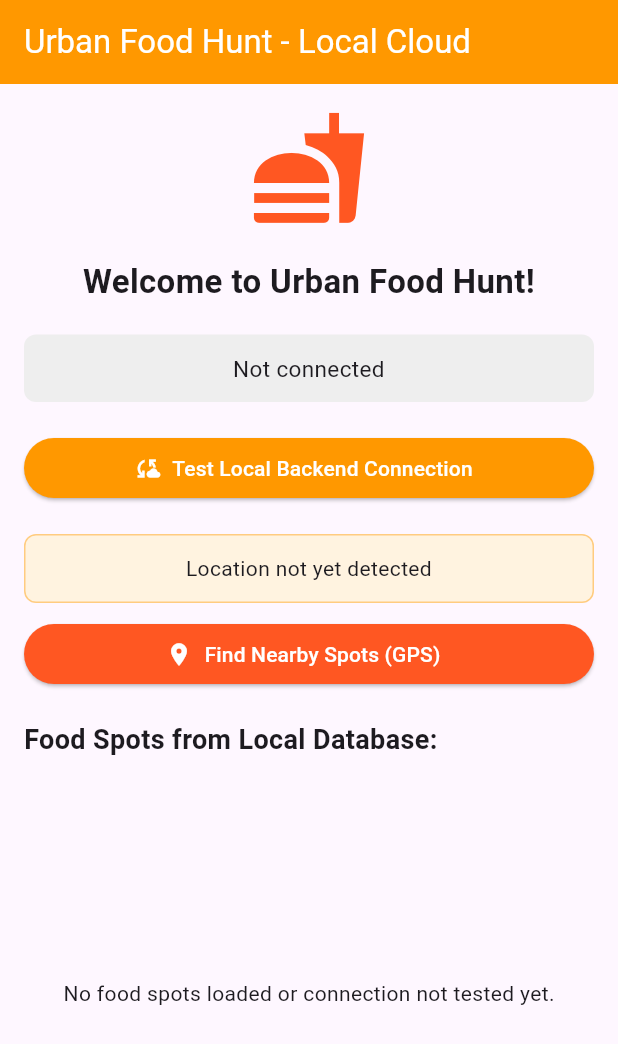
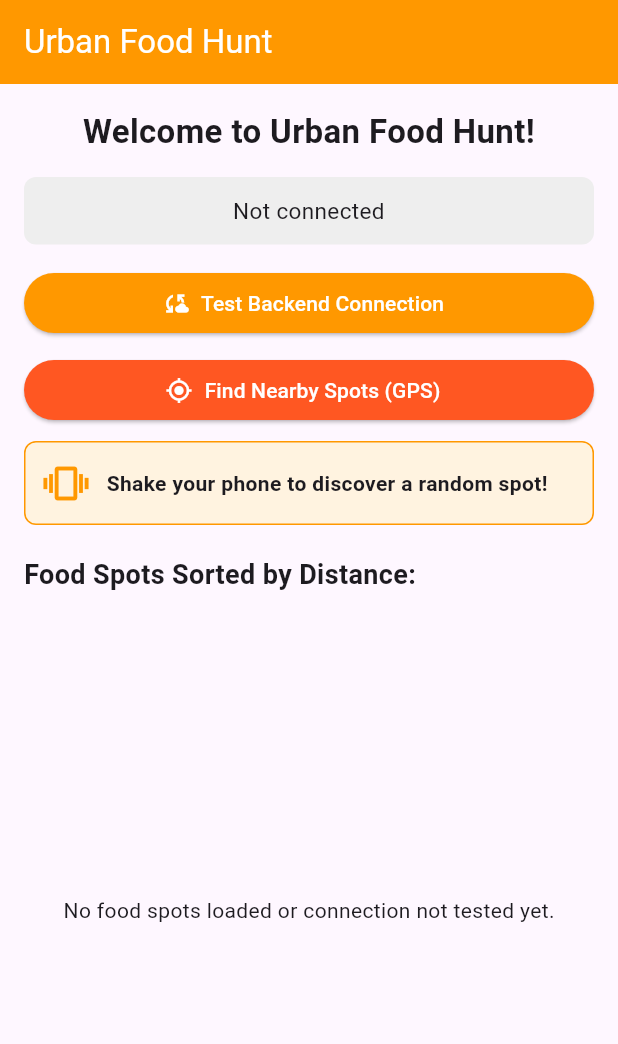
Before and after one commit to martinaligorio/UrbanFoodHunt, a Flutter app: the screen it shows after launch, on a phone screen of 412 x 824 dp. Shown: the top 1044 px of the screen. Run offline on Flutter 3.47's test engine with Material 3 defaults, Android fonts, the phone set to English and light mode, and no system bars; our stand-ins replace geolocator, sensors_plus.

Commit message:
Added a "random local choice" feature using the shake gesture

```diff
--- a/Frontend/lib/main.dart
+++ b/Frontend/lib/main.dart
@@ -1,7 +1,10 @@
 import 'package:flutter/material.dart';
 import 'package:http/http.dart' as http;
 import 'dart:convert';
+import 'dart:async';
+import 'dart:math';
 import 'package:geolocator/geolocator.dart'; // Required for GPS tracking (Requirement 5)
+import 'package:sensors_plus/sensors_plus.dart'; // Required for accelerometer sensor (Requirement 4)
 
 /// Main entry point of the Flutter application.
 void main() {
@@ -33,7 +36,7 @@ class HomeScreen extends StatefulWidget {
 
 class _HomeScreenState extends State<HomeScreen> {
   // Backend URL configuration (Requirement 9)
-  // Note: Use 'http://10.0.2.2:8000' for Android Emulator
+  // Use 'http://10.0.2.2:8000' for Android Emulator or your Render URL for production
   final String backendUrl = "http://10.0.2.2:8000";
 
   String _serverStatus = "Not connected";
@@ -44,31 +47,46 @@ class _HomeScreenState extends State<HomeScreen> {
   String _locationMessage = "Location not yet detected";
   bool _isGettingLocation = false;
 
-  /// Asynchronous function to test local backend connection (Concurrency & REST API)
+  // State variables for Accelerometer Sensor (Requirement 4)
+  String _sensorMessage = "Shake your phone to discover a random spot!";
+  StreamSubscription<AccelerometerEvent>? _accelerometerSubscription;
+  bool _isShaking = false;
+
+  @override
+  void initState() {
+    super.initState();
+    _startListeningToSensor();
+  }
+
+  @override
+  void dispose() {
+    // Cancel sensor stream subscription to prevent memory leaks
+    _accelerometerSubscription?.cancel();
+    super.dispose();
+  }
+
+  /// Asynchronous function to test local/remote backend connection (Concurrency & REST API)
   Future<void> _checkServerConnection() async {
     setState(() {
       _isLoading = true;
-      _serverStatus = "Connecting to local backend...";
+      _serverStatus = "Connecting to backend...";
     });
 
     try {
       final response = await http.get(Uri.parse('$backendUrl/'));
 
       if (response.statusCode == 200) {
-        final data = jsonDecode(response.body);
         setState(() {
-          _serverStatus = "Connected! Server says:\n${data['message']}";
+          _serverStatus = "Connected successfully! Server is online.";
         });
-        // Fetch food spots after successful connection
-        _fetchFoodSpots();
       } else {
         setState(() {
-          _serverStatus = "Server error: Status code ${response.statusCode}";
+          _serverStatus = "Server responded with status: ${response.statusCode}";
         });
       }
     } catch (e) {
       setState(() {
-        _serverStatus = "Connection failed: $e\nMake sure Uvicorn is active!";
+        _serverStatus = "Connection failed: $e";
       });
     } finally {
       setState(() {
@@ -77,47 +95,32 @@ class _HomeScreenState extends State<HomeScreen> {
     }
   }
 
-  /// Function to retrieve food spots from the local database via REST API (/spots/)
-  Future<void> _fetchFoodSpots() async {
-    try {
-      final response = await http.get(Uri.parse('$backendUrl/spots/'));
-      if (response.statusCode == 200) {
-        setState(() {
-          _spotsList = jsonDecode(response.body);
-        });
-      }
-    } catch (e) {
-      print("Error fetching spots: $e");
-    }
-  }
-
-  /// Function to retrieve current GPS coordinates and query nearby spots from FastAPI backend
-  Future<void> _getCurrentLocation() async {
+  /// Asynchronous function to handle GPS location acquisition and fetch nearby spots (Requirement 5 & Public Cloud API)
+  Future<void> _getCurrentLocationAndFetchSpots() async {
     setState(() {
       _isGettingLocation = true;
-      _locationMessage = "Checking GPS permissions and service status...";
+      _locationMessage = "Checking location permissions...";
     });
 
     bool serviceEnabled;
     LocationPermission permission;
 
-    // 1. Check if location services are enabled on the device
+    // Test if location services are enabled.
     serviceEnabled = await Geolocator.isLocationServiceEnabled();
     if (!serviceEnabled) {
       setState(() {
-        _locationMessage = "Location services are disabled on the device.";
+        _locationMessage = 'Location services are disabled.';
         _isGettingLocation = false;
       });
       return;
     }
 
-    // 2. Check application location permissions
     permission = await Geolocator.checkPermission();
     if (permission == LocationPermission.denied) {
       permission = await Geolocator.requestPermission();
       if (permission == LocationPermission.denied) {
         setState(() {
-          _locationMessage = "Location permissions were denied.";
+          _locationMessage = 'Location permissions are denied.';
           _isGettingLocation = false;
         });
         return;
@@ -126,40 +129,40 @@ class _HomeScreenState extends State<HomeScreen> {
 
     if (permission == LocationPermission.deniedForever) {
       setState(() {
-        _locationMessage = "Location permissions are permanently denied. Please enable them in settings.";
+        _locationMessage = 'Location permissions are permanently denied.';
         _isGettingLocation = false;
       });
       return;
     }
 
-    // 3. Retrieve the current geographic position and query backend
     try {
+      // Get current GPS coordinates
       Position position = await Geolocator.getCurrentPosition(
-        desiredAccuracy: LocationAccuracy.high
+        desiredAccuracy: LocationAccuracy.high,
       );
 
       setState(() {
-        _locationMessage = "Lat: ${position.latitude.toStringAsFixed(4)}, Lon: ${position.longitude.toStringAsFixed(4)}\nFetching nearby spots from backend...";
+        _locationMessage = "Lat: ${position.latitude}, Lon: ${position.longitude}";
       });
 
-      // Query the FastAPI backend passing the GPS coordinates
-      final response = await http.get(
-        Uri.parse('$backendUrl/spots/nearby?lat=${position.latitude}&lon=${position.longitude}')
-      );
+      // Fetch nearby spots from backend passing GPS coordinates
+      final url = Uri.parse('$backendUrl/spots/nearby?lat=${position.latitude}&lon=${position.longitude}');
+      final response = await http.get(url);
 
       if (response.statusCode == 200) {
+        final List<dynamic> data = json.decode(response.body);
         setState(() {
-          _spotsList = jsonDecode(response.body);
-          _locationMessage = "Lat: ${position.latitude.toStringAsFixed(4)}, Lon: ${position.longitude.toStringAsFixed(4)}\n(Nearby food spots successfully retrieved!)";
+          _spotsList = data;
+          _serverStatus = "Found ${_spotsList.length} nearby spots!";
         });
       } else {
         setState(() {
-          _locationMessage = "Lat: ${position.latitude.toStringAsFixed(4)}, Lon: ${position.longitude.toStringAsFixed(4)}\n(GPS acquired, but backend returned status: ${response.statusCode})";
+          _serverStatus = "Failed to load spots from backend.";
         });
       }
     } catch (e) {
       setState(() {
-        _locationMessage = "Error while retrieving location or connecting to backend: $e";
+        _locationMessage = "Error getting GPS: $e";
       });
     } finally {
       setState(() {
@@ -168,11 +171,52 @@ class _HomeScreenState extends State<HomeScreen> {
     }
   }
 
+  /// Listen to the accelerometer sensor to detect shake gestures (Requirement 4)
+  void _startListeningToSensor() {
+    _accelerometerSubscription = accelerometerEvents.listen((AccelerometerEvent event) {
+      // Calculate total G-force acceleration vector
+      double acceleration = sqrt(event.x * event.x + event.y * event.y + event.z * event.z);
+
+      // Threshold for a shake gesture (earth gravity is ~9.8, a sudden shake exceeds ~15)
+      if (acceleration > 15 && !_isShaking) {
+        _isShaking = true;
+        _triggerRandomFoodHunt();
+
+        // Reset shake lock after 2 seconds
+        Timer(const Duration(seconds: 2), () {
+          _isShaking = false;
+        });
+      }
+    });
+  }
+
+  /// Trigger a random food recommendation when shaken, choosing from nearby GPS spots
+  void _triggerRandomFoodHunt() {
+    // Check if the nearby spots list is empty
+    if (_spotsList.isEmpty) {
+      setState(() {
+        _sensorMessage = "🎉 Shake detected!\nNo nearby spots loaded yet. Please search via GPS first!";
+      });
+      return;
+    }
+
+    // Select a random spot from the dynamically fetched nearby spots list
+    final randomSpot = _spotsList[Random().nextInt(_spotsList.length)];
+
+    final spotName = randomSpot['name'] ?? 'Unknown Spot';
+    final spotAddress = randomSpot['address'] ?? 'Address not specified';
+    final spotDistance = randomSpot['distance_km'] ?? '';
+
+    setState(() {
+      _sensorMessage = "🎉 Shake detected!\nRecommended: $spotName\n📍 $spotAddress • $spotDistance km away";
+    });
+  }
+
   @override
   Widget build(BuildContext context) {
     return Scaffold(
       appBar: AppBar(
-        title: const Text('Urban Food Hunt - Local Cloud'),
+        title: const Text('Urban Food Hunt'),
         backgroundColor: Colors.orange,
         foregroundColor: Colors.white,
       ),
@@ -181,20 +225,15 @@ class _HomeScreenState extends State<HomeScreen> {
         child: Column(
           crossAxisAlignment: CrossAxisAlignment.stretch,
           children: [
-            const Icon(
-              Icons.fastfood,
-              size: 80,
-              color: Colors.deepOrange,
-            ),
-            const SizedBox(height: 20),
+            // Welcome Header
             const Text(
               'Welcome to Urban Food Hunt!',
               style: TextStyle(fontSize: 22, fontWeight: FontWeight.bold),
               textAlign: TextAlign.center,
             ),
-            const SizedBox(height: 20),
+            const SizedBox(height: 15),
 
-            // Server status display box
+            // Server Status Container
             Container(
               padding: const EdgeInsets.all(12),
               decoration: BoxDecoration(
@@ -207,57 +246,67 @@ class _HomeScreenState extends State<HomeScreen> {
                 textAlign: TextAlign.center,
               ),
             ),
-            const SizedBox(height: 20),
+            const SizedBox(height: 15),
 
-            // Server connection test button
+            // Test Connection Button
             _isLoading
                 ? const Center(child: CircularProgressIndicator())
                 : ElevatedButton.icon(
                     onPressed: _checkServerConnection,
                     icon: const Icon(Icons.cloud_sync),
-                    label: const Text('Test Local Backend Connection'),
+                    label: const Text('Test Backend Connection'),
                     style: ElevatedButton.styleFrom(
                       backgroundColor: Colors.orange,
                       foregroundColor: Colors.white,
                     ),
                   ),
-            const SizedBox(height: 20),
+            const SizedBox(height: 10),
 
-            // GPS Feature UI Component (Requirement 5)
-            Container(
-              padding: const EdgeInsets.all(12),
-              decoration: BoxDecoration(
-                color: Colors.orange[50],
-                borderRadius: BorderRadius.circular(8),
-                border: Border.all(color: Colors.orange.shade200),
-              ),
-              child: Text(
-                _locationMessage,
-                style: const TextStyle(fontSize: 14),
-                textAlign: TextAlign.center,
-              ),
-            ),
-            const SizedBox(height: 10),
+            // GPS Location Button
             _isGettingLocation
                 ? const Center(child: CircularProgressIndicator())
                 : ElevatedButton.icon(
-                    onPressed: _getCurrentLocation,
-                    icon: const Icon(Icons.location_on),
+                    onPressed: _getCurrentLocationAndFetchSpots,
+                    icon: const Icon(Icons.gps_fixed),
                     label: const Text('Find Nearby Spots (GPS)'),
                     style: ElevatedButton.styleFrom(
                       backgroundColor: Colors.deepOrange,
                       foregroundColor: Colors.white,
                     ),
                   ),
+            const SizedBox(height: 10),
+
+            // Sensor Box (Requirement 4: Accelerometer Shake)
+            Container(
+              padding: const EdgeInsets.all(12),
+              decoration: BoxDecoration(
+                color: Colors.orange[50],
+                border: Border.all(color: Colors.orange),
+                borderRadius: BorderRadius.circular(8),
+              ),
+              child: Row(
+                children: [
+                  const Icon(Icons.vibration, color: Colors.orange, size: 30),
+                  const SizedBox(width: 12),
+                  Expanded(
+                    child: Text(
+                      _sensorMessage,
+                      style: const TextStyle(fontSize: 14, fontWeight: FontWeight.w600),
+                    ),
+                  ),
+                ],
+              ),
+            ),
             const SizedBox(height: 20),
 
+            // List Header
             const Text(
-              'Food Spots from Local Database:',
+              'Food Spots Sorted by Distance:',
               style: TextStyle(fontSize: 18, fontWeight: FontWeight.bold),
             ),
             const SizedBox(height: 10),
 
-            // Dynamic list of food spots retrieved from SQLite database or GPS backend filter
+            // Dynamic list of food spots retrieved from Public Cloud API & GPS calculation
             Expanded(
               child: _spotsList.isEmpty
                   ? const Center(child: Text("No food spots loaded or connection not tested yet."))
@@ -270,7 +319,7 @@ class _HomeScreenState extends State<HomeScreen> {
                           child: ListTile(
                             leading: const Icon(Icons.storefront, color: Colors.orange),
                             title: Text(spot['name'] ?? ''),
-                            // Display both address and calculated distance in kilometers
+                            // Display address and calculated distance in kilometers
                             subtitle: Text("${spot['address'] ?? ''} • ${spot['distance_km']} km away"),
                           ),
                         );
--- a/Frontend/pubspec.yaml
+++ b/Frontend/pubspec.yaml
@@ -47,6 +47,7 @@ dev_dependencies:
   flutter_lints: ^6.0.0
   http: ^1.2.0
   geolocator: ^10.1.0
+  sensors_plus: ^5.0.1
 
 # For information on the generic Dart part of this file, see the
 # following page: https://dart.dev/tools/pub/pubspec
```
Also changed, not shown: Frontend/pubspec.lock, 1 other file.
